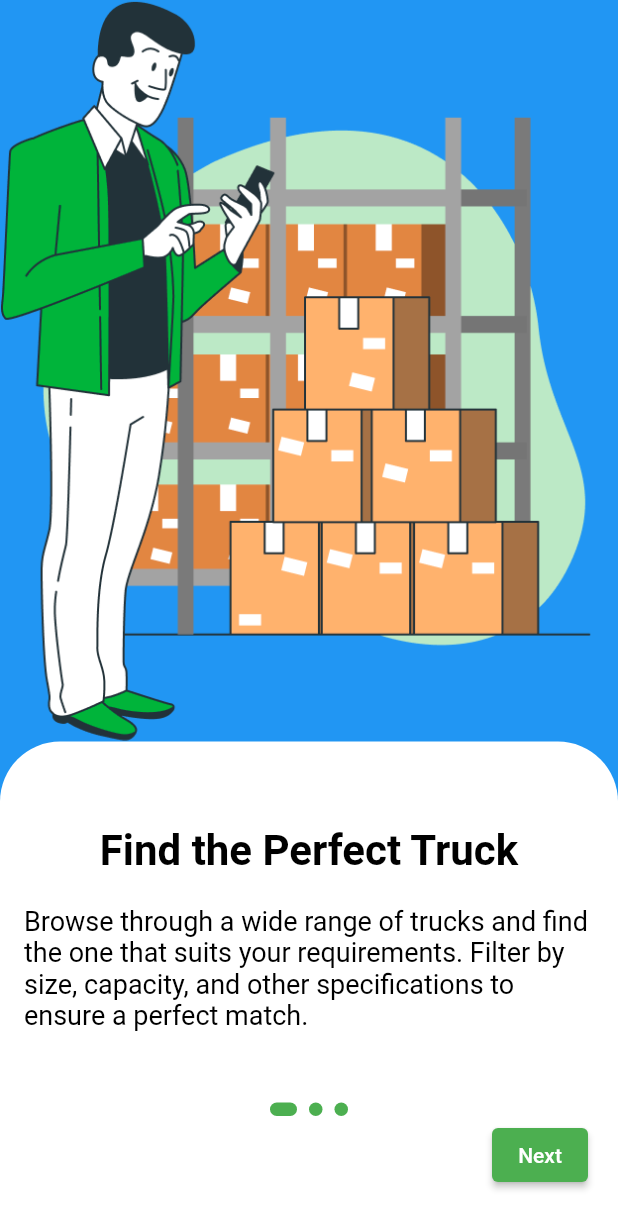
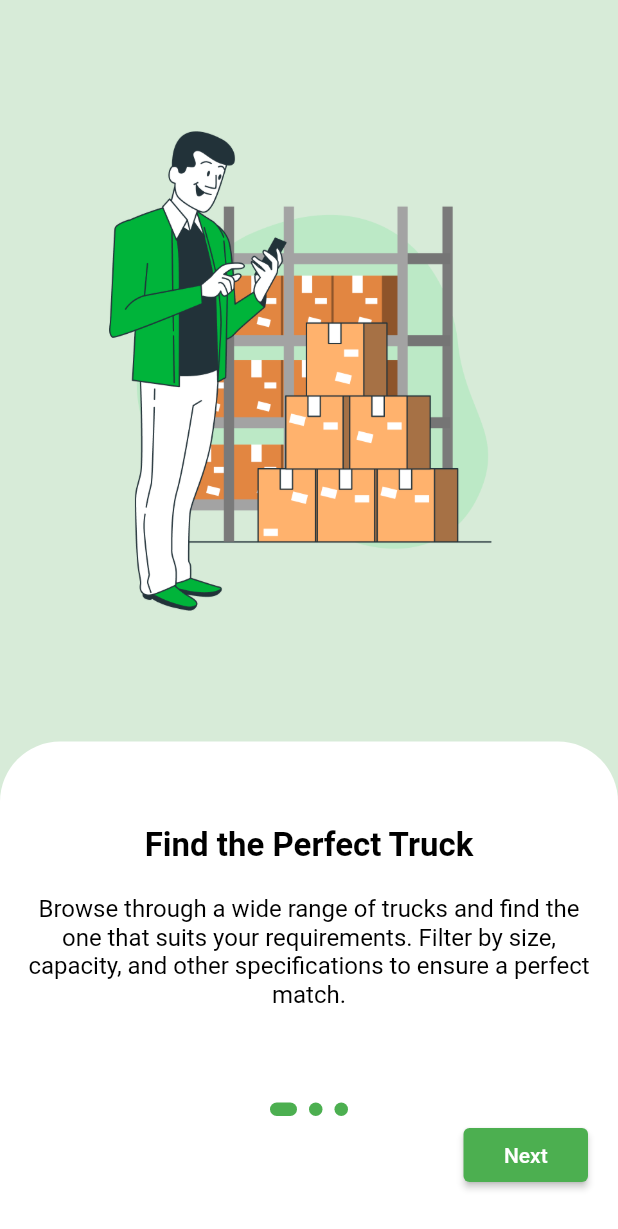
Before and after one commit to ChandraChaan/logistics_app, a Flutter app: the screen it shows after launch, on a phone screen of 412 x 824 dp. Shown: the top 1229 px of the screen. Run offline on Flutter 3.47's test engine with Material 2 defaults, Android fonts, the light colour scheme and no system bars; drawn by our look-alikes of dots_indicator; our stand-ins replace introduction_screen.

Commit message:
intro files done

```diff
--- a/lib/intro_screen.dart
+++ b/lib/intro_screen.dart
@@ -15,14 +15,14 @@ class _IntroductionScreenPageState extends State<IntroductionScreenPage> {
       title: "Find the Perfect Truck",
       description:
           "Browse through a wide range of trucks and find the one that suits your requirements. Filter by size, capacity, and other specifications to ensure a perfect match.",
-      color: Colors.blue,
+      color: Colors.green,
       image: 'assets/images/intro_screen_1.png',
     ),
     IntroScreen(
       title: "Track Your Shipment",
       description:
           "Stay updated throughout the journey. Track your shipment in real-time and receive notifications at every step of the process.",
-      color: Colors.green,
+      color: Colors.blue,
       image: 'assets/images/intro_screen_2.png',
     ),
     IntroScreen(
@@ -92,12 +92,24 @@ class _IntroductionScreenPageState extends State<IntroductionScreenPage> {
             child: Row(
               mainAxisAlignment: MainAxisAlignment.end,
               children: [
-                ElevatedButton(
-                  onPressed: _onNextButtonTap,
-                  child: Text(
-                    _currentPageIndex == introScreens.length - 1
-                        ? 'Done'
-                        : 'Next',
+                SizedBox(
+                  width: 83,
+                  child: ElevatedButton(
+                    onPressed: _onNextButtonTap,
+                    style: ButtonStyle(
+                      backgroundColor: MaterialStateProperty.resolveWith<Color>(
+                            (Set<MaterialState> states) {
+                          return _currentPageIndex == introScreens.length - 1
+                              ? Colors.blueAccent
+                              : Colors.green;
+                        },
+                      ),
+                    ),
+                    child: Text(
+                      _currentPageIndex == introScreens.length - 1
+                          ? 'Sign In'
+                          : 'Next',
+                    ),
                   ),
                 ),
               ],
@@ -131,20 +143,22 @@ class IntroScreenWidget extends StatelessWidget {
   @override
   Widget build(BuildContext context) {
     return Container(
-      color: introScreen.color,
+      color: introScreen.color.withOpacity(0.2),
       child: Column(
         mainAxisAlignment: MainAxisAlignment.center,
         crossAxisAlignment: CrossAxisAlignment.start,
         children: [
           Expanded(
             flex: 6,
-            child: LayoutBuilder(
-                builder: (BuildContext context, BoxConstraints constraints) {
-              return Image.asset(
-                introScreen.image,
-                height: 100,
-              );
-            }),
+            child: Center(
+              child: SizedBox(
+                height: 320,
+                child: Image.asset(
+                  introScreen.image,
+                  fit: BoxFit.contain,
+                ),
+              ),
+            ),
           ),
           Expanded(
             flex: 4,
@@ -161,8 +175,7 @@ class IntroScreenWidget extends StatelessWidget {
               child: Padding(
                 padding: const EdgeInsets.all(16.0),
                 child: Column(
-                  // crossAxisAlignment: CrossAxisAlignment.center,
-                  // mainAxisAlignment: MainAxisAlignment.spaceEvenly,
+                  crossAxisAlignment: CrossAxisAlignment.center,
                   children: [
                     const SizedBox(
                       height: 40,
@@ -170,16 +183,17 @@ class IntroScreenWidget extends StatelessWidget {
                     Text(
                       introScreen.title,
                       style: const TextStyle(
-                        fontSize: 28.0,
-                        fontWeight: FontWeight.bold,
+                        fontSize: 22.0,
+                        fontWeight: FontWeight.w700,
                         color: Colors.black,
                       ),
                     ),
                     const SizedBox(height: 20.0),
                     Text(
                       introScreen.description,
+                      textAlign: TextAlign.center,
                       style: const TextStyle(
-                        fontSize: 18.0,
+                        fontSize: 16.0,
                         color: Colors.black,
                       ),
                     ),
```
